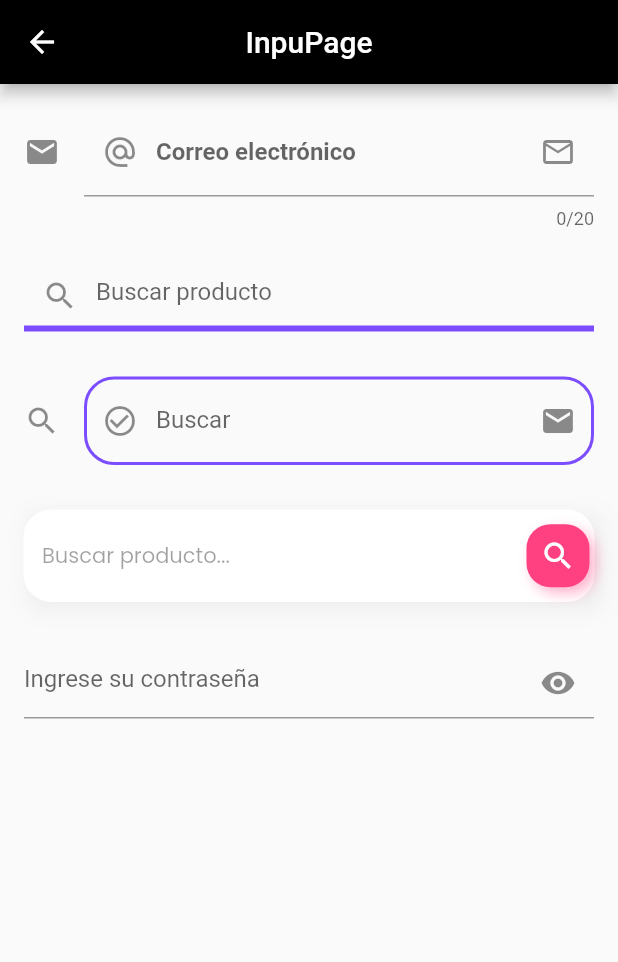
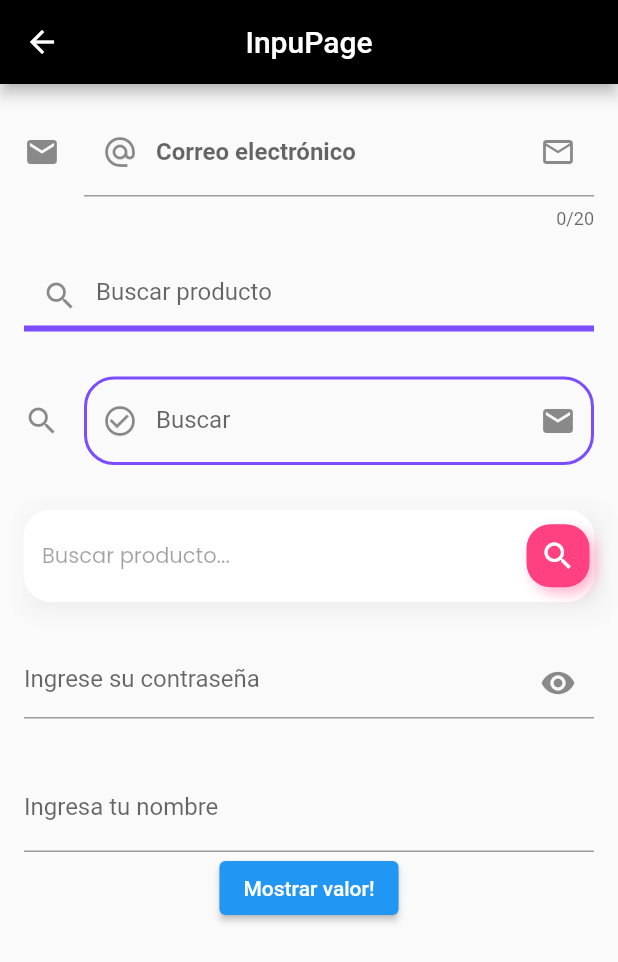
Before and after one commit to eeBarrionuevo/flutter_codigo5_components, a Flutter app: the InputPage screen opened directly, on a phone screen of 412 x 824 dp. Shown: the top 962 px of the screen. Run offline on Flutter 3.47's test engine with Material 2 defaults, Android fonts, the phone set to English and light mode, and no system bars; our stand-ins replace google_fonts; network calls fail.

Commit message:
Input Page 4.1

```diff
--- a/lib/pages/input_page.dart
+++ b/lib/pages/input_page.dart
@@ -8,6 +8,7 @@ class InputPage extends StatefulWidget {
 
 class _InputPageState extends State<InputPage> {
   bool isInvisible = true;
+  String name = "";
 
   @override
   Widget build(BuildContext context) {
@@ -164,14 +165,39 @@ class _InputPageState extends State<InputPage> {
                 decoration: InputDecoration(
                   hintText: "Ingrese su contraseña",
                   suffixIcon: IconButton(
-                    icon: isInvisible ? Icon(Icons.remove_red_eye) : Icon(Icons.remove_red_eye_outlined,),
-                    onPressed: (){
+                    icon: isInvisible
+                        ? Icon(Icons.remove_red_eye)
+                        : Icon(
+                            Icons.remove_red_eye_outlined,
+                          ),
+                    onPressed: () {
                       isInvisible = !isInvisible;
-                      setState(() {
-                      });
+                      setState(() {});
                     },
                   ),
                 ),
+              ),
+              const SizedBox(
+                height: 30.0,
+              ),
+              TextField(
+                decoration: InputDecoration(
+                  label: Text(
+                    "Ingresa tu nombre",
+                  ),
+                ),
+                onChanged: (String value) {
+                  name = value;
+                },
+                onTap: () {
+                  print("On TAP!!");
+                },
+              ),
+              ElevatedButton(
+                onPressed: () {
+                  print(name);
+                },
+                child: Text("Mostrar valor!"),
               ),
               const SizedBox(
                 height: 100.0,
```
